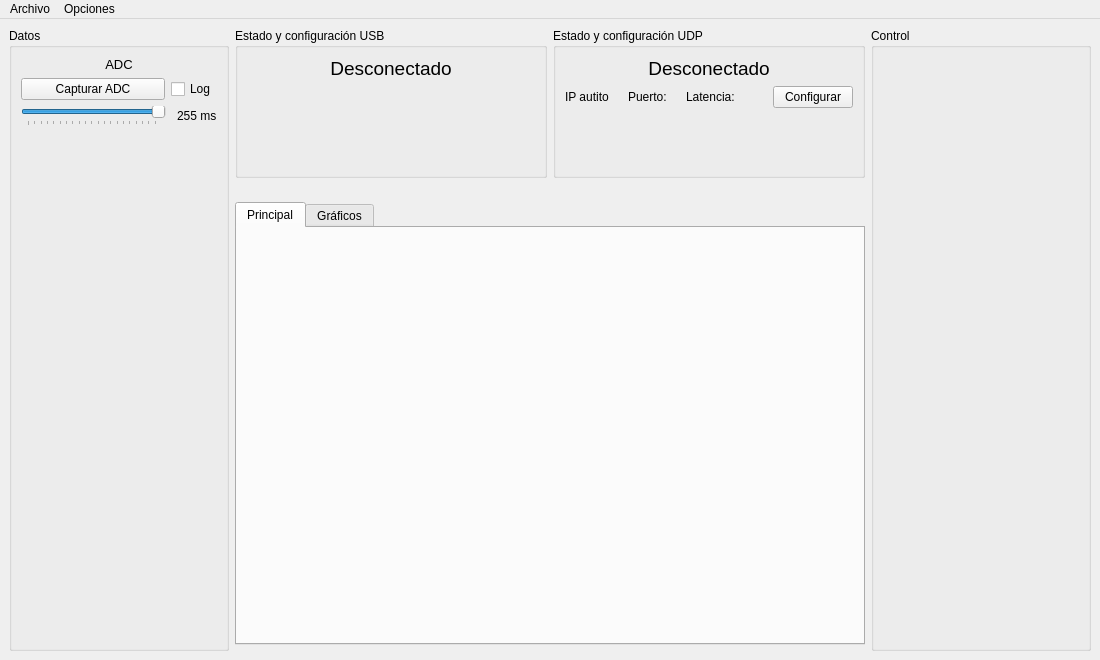
GabiAndi/Microcontroladores_2020_Autito_UI, file mainwindow.ui: the form before one commit.
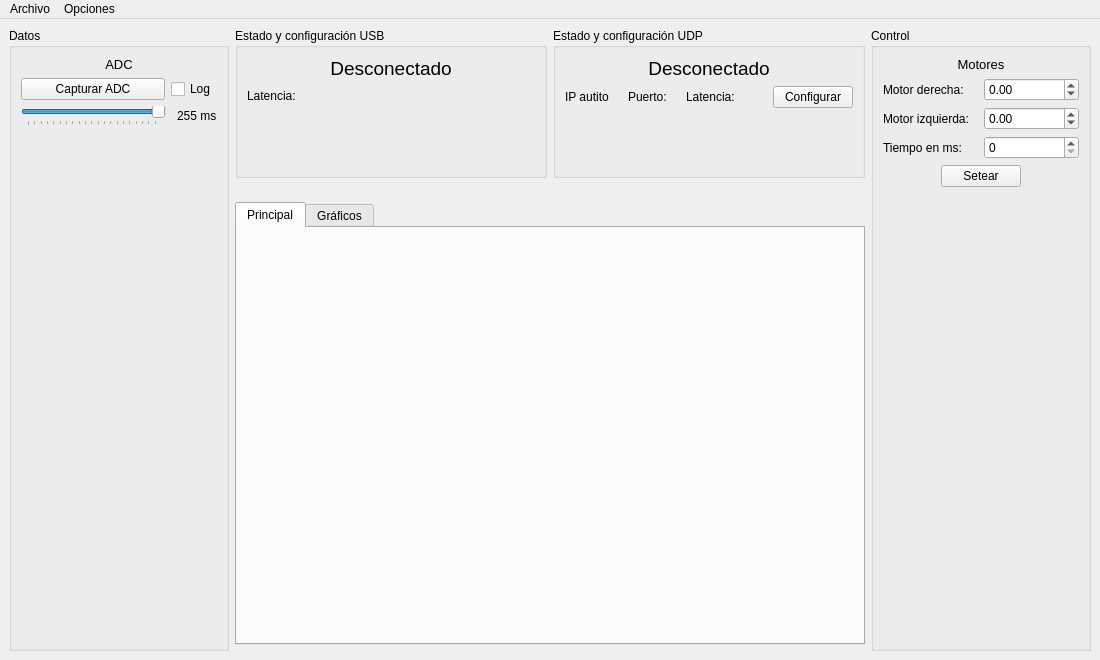
The form after the commit. Custom widgets are drawn as their Qt base class.

The edit to the form file:
```diff
--- a/mainwindow.ui
+++ b/mainwindow.ui
@@ -101,6 +101,37 @@
            </property>
           </widget>
          </item>
+         <item>
+          <layout class="QHBoxLayout" name="horizontalLayout_4">
+           <item>
+            <widget class="QLabel" name="label_3">
+             <property name="text">
+              <string>Latencia:</string>
+             </property>
+            </widget>
+           </item>
+           <item>
+            <widget class="QLabel" name="labelLatenciaUSB">
+             <property name="text">
+              <string/>
+             </property>
+            </widget>
+           </item>
+           <item>
+            <spacer name="horizontalSpacer_3">
+             <property name="orientation">
+              <enum>Qt::Horizontal</enum>
+             </property>
+             <property name="sizeHint" stdset="0">
+              <size>
+               <width>40</width>
+               <height>20</height>
+              </size>
+             </property>
+            </spacer>
+           </item>
+          </layout>
+         </item>
          <item>
           <spacer name="verticalSpacer_2">
            <property name="orientation">
@@ -251,6 +282,136 @@
       <property name="title">
        <string>Control</string>
       </property>
+      <layout class="QVBoxLayout" name="verticalLayout_6">
+       <item>
+        <widget class="QLabel" name="label_5">
+         <property name="font">
+          <font>
+           <pointsize>10</pointsize>
+          </font>
+         </property>
+         <property name="text">
+          <string>Motores</string>
+         </property>
+         <property name="alignment">
+          <set>Qt::AlignCenter</set>
+         </property>
+        </widget>
+       </item>
+       <item>
+        <layout class="QHBoxLayout" name="horizontalLayout_6">
+         <item>
+          <widget class="QLabel" name="label_7">
+           <property name="text">
+            <string>Motor derecha:</string>
+           </property>
+          </widget>
+         </item>
+         <item>
+          <widget class="QDoubleSpinBox" name="doubleSpinBoxMotorDerecha">
+           <property name="minimum">
+            <double>-100.000000000000000</double>
+           </property>
+           <property name="maximum">
+            <double>100.000000000000000</double>
+           </property>
+          </widget>
+         </item>
+        </layout>
+       </item>
+       <item>
+        <layout class="QHBoxLayout" name="horizontalLayout_7">
+         <item>
+          <widget class="QLabel" name="label_8">
+           <property name="text">
+            <string>Motor izquierda:</string>
+           </property>
+          </widget>
+         </item>
+         <item>
+          <widget class="QDoubleSpinBox" name="doubleSpinBoxMotorIzquierda">
+           <property name="minimum">
+            <double>-100.000000000000000</double>
+           </property>
+           <property name="maximum">
+            <double>100.000000000000000</double>
+           </property>
+          </widget>
+         </item>
+        </layout>
+       </item>
+       <item>
+        <layout class="QHBoxLayout" name="horizontalLayout_9">
+         <item>
+          <widget class="QLabel" name="label_9">
+           <property name="text">
+            <string>Tiempo en ms:</string>
+           </property>
+          </widget>
+         </item>
+         <item>
+          <widget class="QSpinBox" name="spinBoxTiempoMotores">
+           <property name="maximum">
+            <number>65535</number>
+           </property>
+           <property name="singleStep">
+            <number>100</number>
+           </property>
+          </widget>
+         </item>
+        </layout>
+       </item>
+       <item>
+        <layout class="QHBoxLayout" name="horizontalLayout_8">
+         <item>
+          <spacer name="horizontalSpacer_4">
+           <property name="orientation">
+            <enum>Qt::Horizontal</enum>
+           </property>
+           <property name="sizeHint" stdset="0">
+            <size>
+             <width>40</width>
+             <height>20</height>
+            </size>
+           </property>
+          </spacer>
+         </item>
+         <item>
+          <widget class="QPushButton" name="pushButtonEnviarVelocidadMotor">
+           <property name="text">
+            <string>Setear</string>
+           </property>
+          </widget>
+         </item>
+         <item>
+          <spacer name="horizontalSpacer_5">
+           <property name="orientation">
+            <enum>Qt::Horizontal</enum>
+           </property>
+           <property name="sizeHint" stdset="0">
+            <size>
+             <width>40</width>
+             <height>20</height>
+            </size>
+           </property>
+          </spacer>
+         </item>
+        </layout>
+       </item>
+       <item>
+        <spacer name="verticalSpacer_4">
+         <property name="orientation">
+          <enum>Qt::Vertical</enum>
+         </property>
+         <property name="sizeHint" stdset="0">
+          <size>
+           <width>20</width>
+           <height>40</height>
+          </size>
+         </property>
+        </spacer>
+       </item>
+      </layout>
      </widget>
     </item>
     <item row="0" column="0" rowspan="6">
```
Left out of the diff: 2 changed lines with no effect on the pictures.
